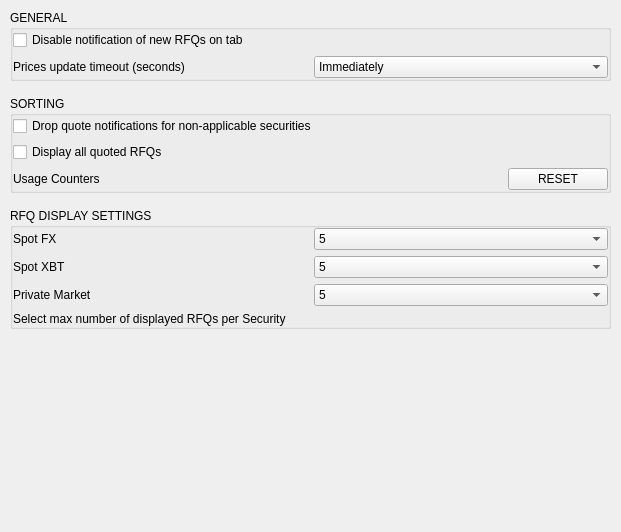
Above: BlockSettleUILib/DealingSettingsPage.ui from BlockSettle/terminal before the change. Below: the same form after it.
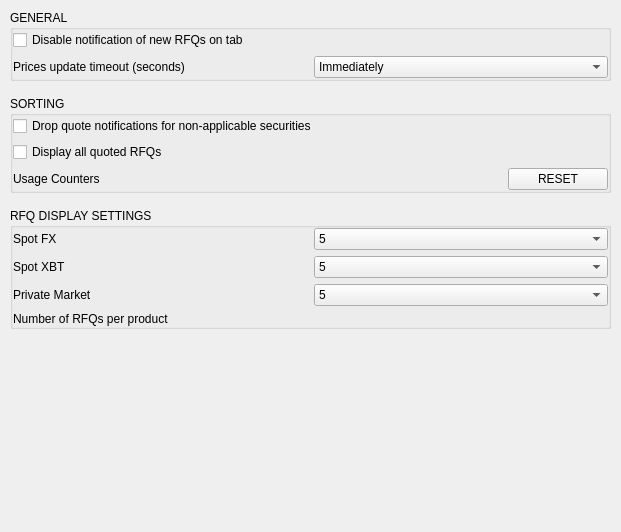
That is the form after the change.

Commit message: BST-1246 update text on dealing settings page

The edit to the form file:
```diff
--- a/BlockSettleUILib/DealingSettingsPage.ui
+++ b/BlockSettleUILib/DealingSettingsPage.ui
@@ -342,7 +342,7 @@
       <item>
        <widget class="QLabel" name="label_5">
         <property name="text">
-         <string>Select max number of displayed RFQs per Security</string>
+         <string>Number of RFQs per product</string>
         </property>
         <property name="statusWarningLabel" stdset="0">
          <bool>true</bool>
```
